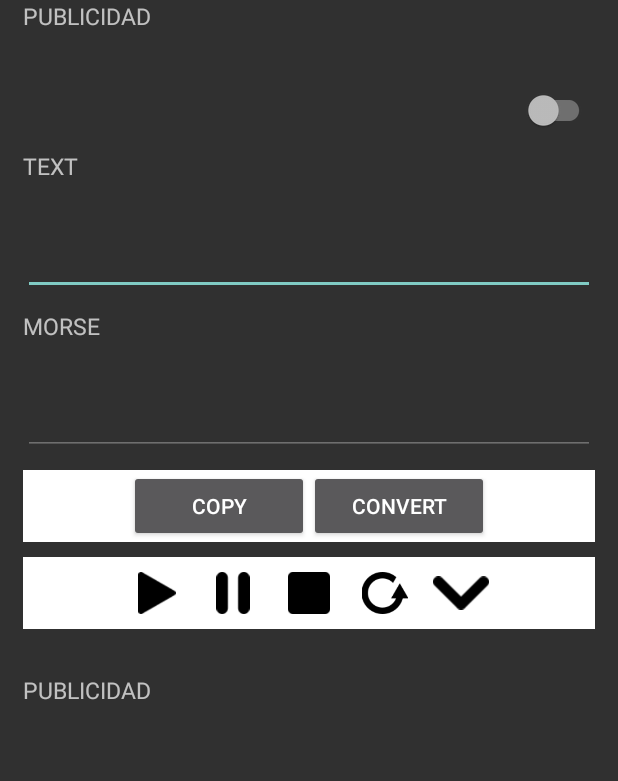
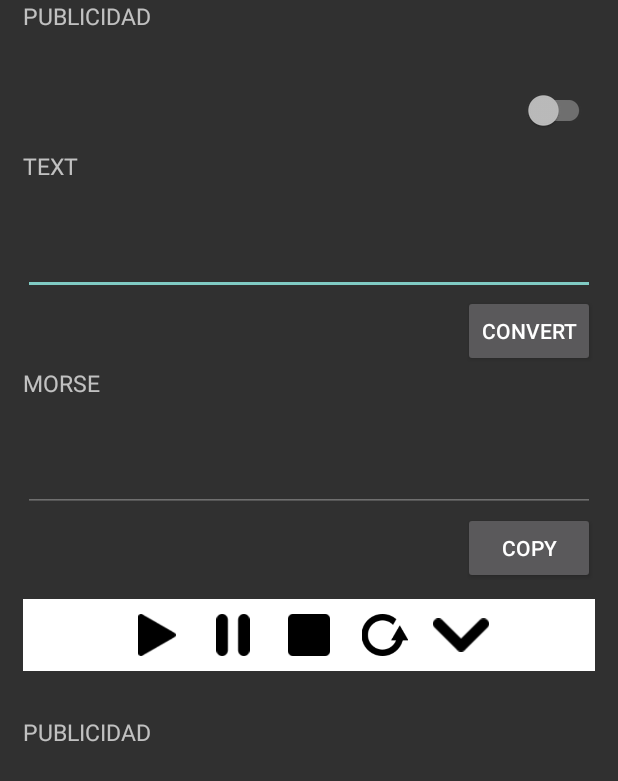
Before and after one commit to cgn170/android-txt2morse-java, an Android app: the screen it shows after launch (MainActivity), after a tap on "CONVERT", on a phone screen of 412 x 824 dp. Shown: the top 781 px of the screen. Run offline under Robolectric (Android 15) with nearby library versions, the phone set to English and light mode, and no system bars; plain views replace SwitchButton.

Commit message:
Se realizaron cambios en clases para generacion de codigo morse

```diff
--- a/app/src/main/java/io/freexd/txt2morse/MainActivity.java
+++ b/app/src/main/java/io/freexd/txt2morse/MainActivity.java
@@ -1,24 +1,55 @@
 package io.freexd.txt2morse;
 
+import android.content.ClipData;
+import android.content.ClipboardManager;
 import android.support.v7.app.AppCompatActivity;
 import android.os.Bundle;
 import android.view.View;
+import android.widget.EditText;
+import android.widget.Toast;
 
 public class MainActivity extends AppCompatActivity {
 
 
-    MorseToFlashlight flashlight;
+    MorseToFlashlight morseToFlashlightObj;
+    Morse morseOjb;
+    EditText et_text;
+    EditText et_morse;
+
     @Override
     protected void onCreate(Bundle savedInstanceState) {
         super.onCreate(savedInstanceState);
         setContentView(R.layout.activity_main);
-        flashlight = new MorseToFlashlight(getApplicationContext());
+        //Se inicializan los objetos
+        morseToFlashlightObj = new MorseToFlashlight(getApplicationContext());
+        morseOjb = new Morse();
+
+        et_text = (EditText) findViewById(R.id.et_text);
+        et_morse = (EditText) findViewById(R.id.et_morse);
+
+
+
+
     }
 
 
-    public void activar_flash(View v){
-        flashlight.activarFlashLight();
+    public void morse_to_flashlight(View v){
+        morseToFlashlightObj.activarFlashLight();
     }
 
 
+    public void onClick_Convert_Text_to_Morse(View v){
+        String result=morseOjb.translateTextToMorse(et_text.getText().toString());
+        et_morse.setText(result);
+    }
+
+    public void onClick_Copy_Morse_to_Clipboard(View v) {
+
+        ClipboardManager clipboard = (ClipboardManager) getSystemService(CLIPBOARD_SERVICE);
+        ClipData clip = ClipData.newPlainText("Morse code", et_morse.getText().toString());
+        clipboard.setPrimaryClip(clip);
+        Toast.makeText(getApplicationContext(),"Morse code copied!",Toast.LENGTH_SHORT).show();
+
+    }
+
 }
--- a/app/src/main/java/io/freexd/txt2morse/Morse.java
+++ b/app/src/main/java/io/freexd/txt2morse/Morse.java
@@ -1,4 +1,7 @@
 package io.freexd.txt2morse;
+
+import java.util.HashMap;
+import java.util.Map;
 
 /**
  * Created by carlos on 11/25/17.
@@ -6,9 +9,92 @@ package io.freexd.txt2morse;
 
 public class Morse {
 
+    Map<String, String> morse_map = new HashMap<String, String>();
+
     public Morse (){
+        morse_map.put("a",".-");
+        morse_map.put("b","-...");
+        morse_map.put("c","-.-.");
+        morse_map.put("d","-..");
+        morse_map.put("e",".");
+        morse_map.put("f","..-.");
+        morse_map.put("g","--.");
+        morse_map.put("h","....");
+        morse_map.put("i","..");
+        morse_map.put("j",".---");
+        morse_map.put("k","-.-");
+        morse_map.put("l",".-..");
+        morse_map.put("m","--");
+        morse_map.put("n","-.");
+        morse_map.put("o","---");
+        morse_map.put("p",".--.");
+        morse_map.put("q","--.-");
+        morse_map.put("r",".-.");
+        morse_map.put("s","...");
+        morse_map.put("t","-");
+        morse_map.put("u","..-");
+        morse_map.put("v","...-");
+        morse_map.put("w",".--");
+        morse_map.put("x","-..-");
+        morse_map.put("y","-.--");
+        morse_map.put("z","--..");
+        morse_map.put("1",".----");
+        morse_map.put("2","..---");
+        morse_map.put("3","...--");
+        morse_map.put("4","....-");
+        morse_map.put("5",".....");
+        morse_map.put("6","-....");
+        morse_map.put("7","--...");
+        morse_map.put("8","---..");
+        morse_map.put("9","----.");
+        morse_map.put("0","-----");
+        morse_map.put(".",".-.-.-");
+        morse_map.put(",","--..--");
+        morse_map.put("?","..--..");
+        morse_map.put("'",".----.");
+        morse_map.put("!","-.-.--");
+        morse_map.put("/","-..-.");
+        morse_map.put("(","-.--.");
+        morse_map.put(")","-.--.-");
+        morse_map.put("&",".-...");
+        morse_map.put(":","---...");
+        morse_map.put(";","-.-.-.");
+        morse_map.put("=","-...-");
+        morse_map.put("+",".-.-.");
+        morse_map.put("-","-....-");
+        morse_map.put("_","..--.-");
+        morse_map.put("\"",".-..-.");
+        morse_map.put("$","...-..-");
+        morse_map.put("end_of_work","...-.-");
+        morse_map.put("error","........");
+        morse_map.put("intivation_to_transmit","-.-");
+        morse_map.put("starting_signal","-.-.-");
+        morse_map.put("new_page_signal",".-.-.");
+        morse_map.put("understood","...-.");
+        morse_map.put("wait",".-...");
+        morse_map.put(" ","|"); // -> Vacio
+    }
 
+    //Retorna codigo morse de un string
+    public String translateTextToMorse(String text){
+        String morse="";
+        String text_lowerCase = text.toLowerCase();
 
+        for(int i=0;i<text_lowerCase.length();i++){
+            //Se comprueba que exista el caracter
+            if(morse_map.containsKey(String.valueOf(text_lowerCase.charAt(i)))){
+                //Se agrega el valor
+                morse+=morse_map.get(String.valueOf(text_lowerCase.charAt(i)));
+                //Se agrega espacio
+                morse+=" ";
+            }
+            else{ //Sino existe se agrega el signo ?
+                morse+=morse_map.get("?");
+                //Se agrega espacio
+                morse+=" ";
+            }
+        }
+        return morse;
     }
 
 }
--- a/app/src/main/res/layout/activity_main.xml
+++ b/app/src/main/res/layout/activity_main.xml
@@ -73,8 +73,7 @@
                     android:id="@+id/et_text"
                     android:layout_width="match_parent"
                     android:layout_height="70dp"
-                    android:ems="10"
-                    android:inputType="textMultiLine" />
+                    android:inputType="text" />
 
             </LinearLayout>
 
@@ -83,10 +82,27 @@
             android:gravity="center_horizontal"
             >
 
+
+                <Button
+                    android:layout_width="120dp"
+                    android:layout_height="wrap_content"
+                    android:text="Convert"
+                    android:onClick="onClick_Convert_Text_to_Morse"
+                    android:layout_gravity="right"
+                    />
+
+        </TableRow>
+
+
+
+        <TableRow
+            android:gravity="center_horizontal"
+            >
+
             <LinearLayout
                 android:layout_width="match_parent"
                 android:layout_height="wrap_content"
-                android:layout_marginTop="10dp"
+                android:layout_marginTop="0dp"
                 android:orientation="vertical">
 
                 <TextView
@@ -101,8 +117,7 @@
                     android:id="@+id/et_morse"
                     android:layout_width="match_parent"
                     android:layout_height="70dp"
-                    android:ems="10"
-                    android:inputType="textMultiLine"
+                    android:inputType="text"
                     android:focusable="true"
                     android:enabled="false"
                     />
@@ -112,28 +127,17 @@
         </TableRow>
         <TableRow
             android:gravity="center_horizontal"
-            android:layout_marginTop="10dp"
-
+            android:layout_marginTop="0dp"
             >
-            <LinearLayout
-                android:layout_width="match_parent"
-                android:layout_height="48dp"
-                android:orientation="horizontal"
-                android:background="#ffffff"
-                android:gravity="center_horizontal">
 
             <Button
                 android:layout_width="120dp"
                 android:layout_height="wrap_content"
-                android:text="Copy" />
-            <Button
-                    android:layout_width="120dp"
-                    android:layout_height="wrap_content"
-                    android:text="Convert"
-                    android:onClick="activar_flash"
+                android:text="Copy"
+                android:onClick="onClick_Copy_Morse_to_Clipboard"
+                android:layout_gravity="right"
                 />
 
-            </LinearLayout>
         </TableRow>
         <TableRow
             android:gravity="center_horizontal"
```
Also changed, not shown: 1 other file.
